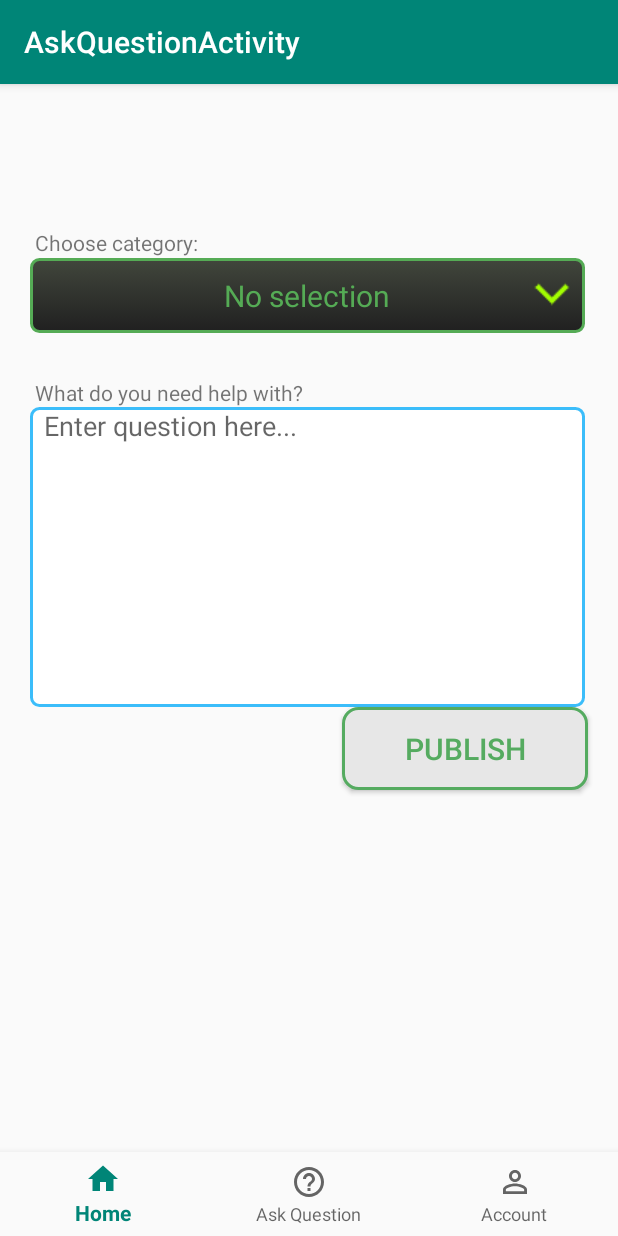
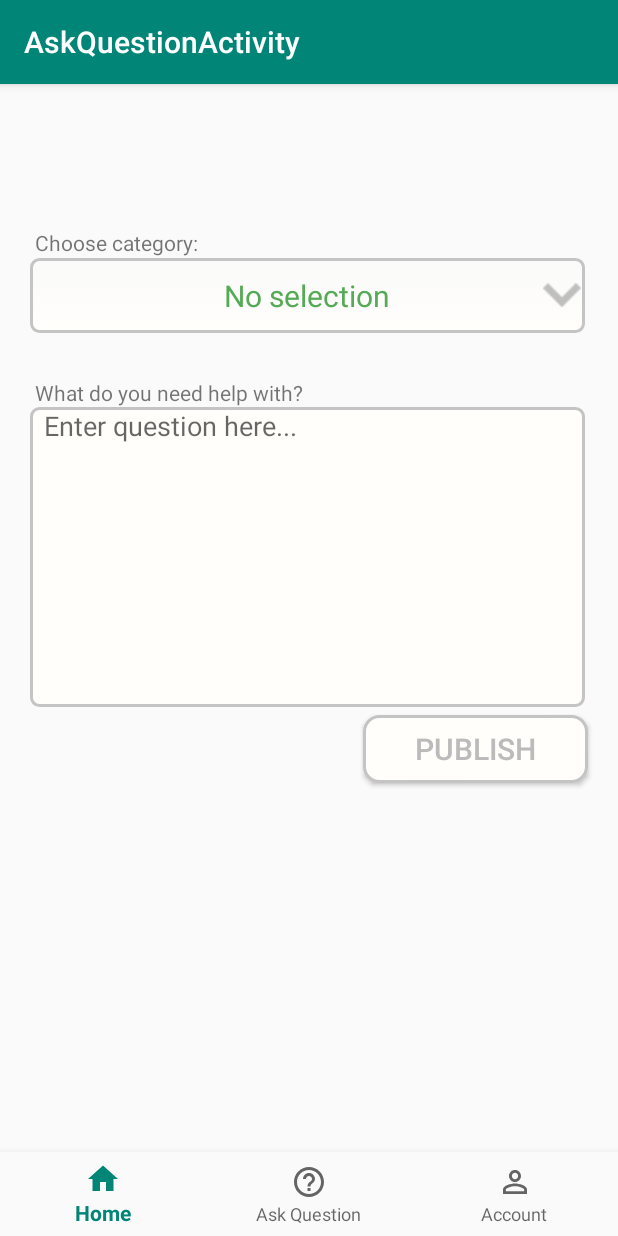
Before and after one commit to dmitrokh/pocketHandyman-fa19-hippo, an Android app: the AskQuestionActivity screen opened directly, with no data from a screen before it, on a phone screen of 412 x 824 dp. Run offline under Robolectric (Android 15) with nearby library versions, the phone set to English and light mode, and no system bars; our stand-ins replace Firebase (no records; nobody signed in at launch, a user with empty details on screens opened directly).

```diff
--- a/app/src/main/res/drawable-v24/gradient_spinner.xml
+++ b/app/src/main/res/drawable-v24/gradient_spinner.xml
@@ -5,13 +5,13 @@
         <item><shape>
             <gradient
                 android:angle="90"
-                android:endColor="#41463C"
-                android:startColor="#FF202020"
+                android:endColor="#FAFAFA"
+                android:startColor="#FFFEFB"
                 android:type="linear" />
 
             <stroke
                 android:width="2dp"
-                android:color="#55AB55" />
+                android:color="#C4C4C4" />
 
             <corners
                 android:radius="5dp" />
@@ -24,7 +24,7 @@
         </shape></item>
         <item ><bitmap
             android:gravity="right"
-            android:src="@drawable/dropdown_arrow_green" />
+            android:src="@drawable/drop_down_arrow_grey_2" />
         </item>
     </layer-list></item>
 
--- a/app/src/main/res/drawable/custom_button.xml
+++ b/app/src/main/res/drawable/custom_button.xml
@@ -4,8 +4,8 @@
     <item android:state_pressed="true" >
         <shape android:shape="rectangle"  >
             <corners android:radius="10dp" />
-            <stroke android:width="3dp" android:color="#70C638" />
-            <solid android:color="#E7E7E7"/>
+            <stroke android:width="3dp" android:color="#CFCFCF" />
+            <solid android:color="#FFFEFB"/>
             <!--<gradient
                 android:angle="-90"
                 android:startColor="#E7E7E7"
@@ -17,8 +17,8 @@
             <corners android:radius="10dp" />
             <stroke
                 android:width="2dp"
-                android:color="#55AB60" />
-            <solid android:color="#C0C0C0"/>
+                android:color="#C4C4C4" />
+            <solid android:color="#FFFEFB"/>
             <!--<gradient
                 android:angle="-90"
                 android:startColor="#41463C"
@@ -28,8 +28,8 @@
     <item >
         <shape android:shape="rectangle"  >
             <corners android:radius="10dp" />
-            <stroke android:width="2dp" android:color="#55AB60" />
-            <solid android:color="#E7E7E7"/>
+            <stroke android:width="2dp" android:color="#C4C4C4" />
+            <solid android:color="#FFFEFB"/>
             <!--<gradient
                 android:angle="-90"
                 android:startColor="#41463C"
--- /dev/null
+++ b/app/src/main/res/drawable/ic_expand_more_black_24dp.xml
@@ -0,0 +1,9 @@
+<vector xmlns:android="http://schemas.android.com/apk/res/android"
+    android:width="24dp"
+    android:height="24dp"
+    android:viewportWidth="24.0"
+    android:viewportHeight="24.0">
+    <path
+        android:fillColor="#FF000000"
+        android:pathData="M7.41,7.84L12,12.42l4.59,-4.58L18,9.25l-6,6 -6,-6z"/>
+</vector>
--- a/app/src/main/res/drawable/question.xml
+++ b/app/src/main/res/drawable/question.xml
@@ -2,12 +2,12 @@
 <selector xmlns:android="http://schemas.android.com/apk/res/android">
 <item>
     <shape android:shape="rectangle">
-        <solid android:color="#ffffff"/>
+        <solid android:color="#FFFEFB"/>
         <corners android:radius="5dp" />
 
         <stroke
             android:width="2dp"
-            android:color="#3bbdfa"
+            android:color="#C4C4C4"
             />
     </shape>
 </item>
--- a/app/src/main/res/layout/activity_ask_question.xml
+++ b/app/src/main/res/layout/activity_ask_question.xml
@@ -58,15 +58,16 @@
 
     <Button
         android:id="@+id/publishButton"
-        android:layout_width="164dp"
-        android:layout_height="55dp"
+        android:layout_width="150dp"
+        android:layout_height="45dp"
         android:layout_alignParentTop="true"
         android:layout_alignParentRight="true"
+        android:layout_marginTop="5dp"
         android:layout_marginEnd="20dp"
         android:background="@drawable/custom_button"
         android:text="Publish"
         android:textAlignment="center"
-        android:textColor="#55AB60"
+        android:textColor="#BBBBBB"
         android:textSize="20dp"
         app:layout_constraintEnd_toEndOf="parent"
         app:layout_constraintTop_toBottomOf="@id/questionField" />
--- a/app/src/main/res/values/styles.xml
+++ b/app/src/main/res/values/styles.xml
@@ -12,7 +12,7 @@
         <item name="android:layout_width">match_parent</item>
         <item name="android:layout_height">wrap_content</item>
         <item name="android:background">@drawable/gradient_spinner</item>
-        <item name="android:popupBackground">#FF202020</item>
+        <item name="android:popupBackground">#FFFEFB</item>
     </style>
 
 </resources>
```
Also changed, not shown: app/src/main/res/drawable-v24/drop_down_arrow_grey.png (added), app/src/main/res/drawable-v24/drop_down_arrow_grey_2.png (added), app/src/main/res/drawable-v24/white_drop_down_arrow_small.png (added).
